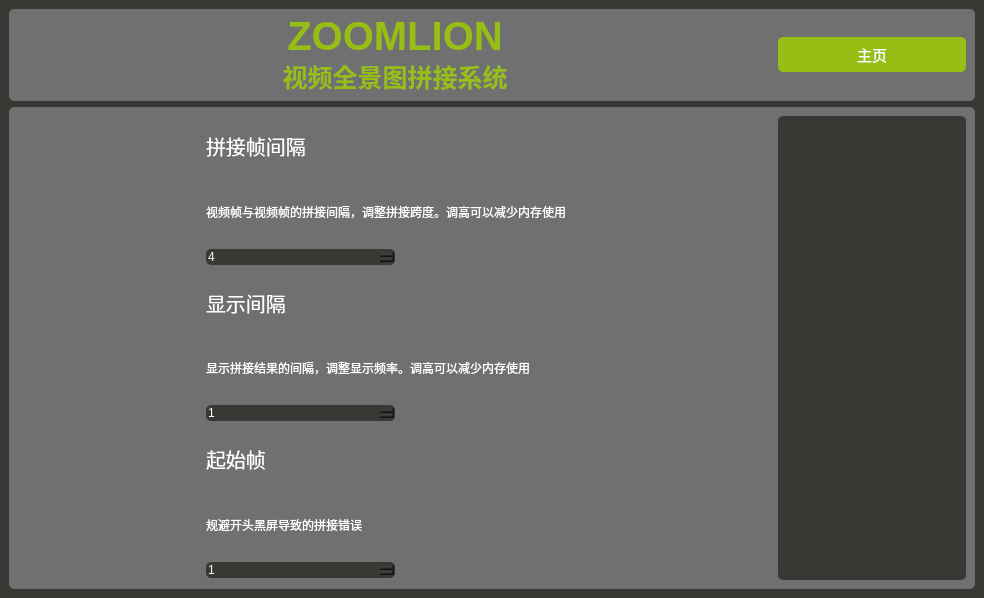
HenryTANG0520/Panorama_Stiching, file setting.ui: the form before one commit.
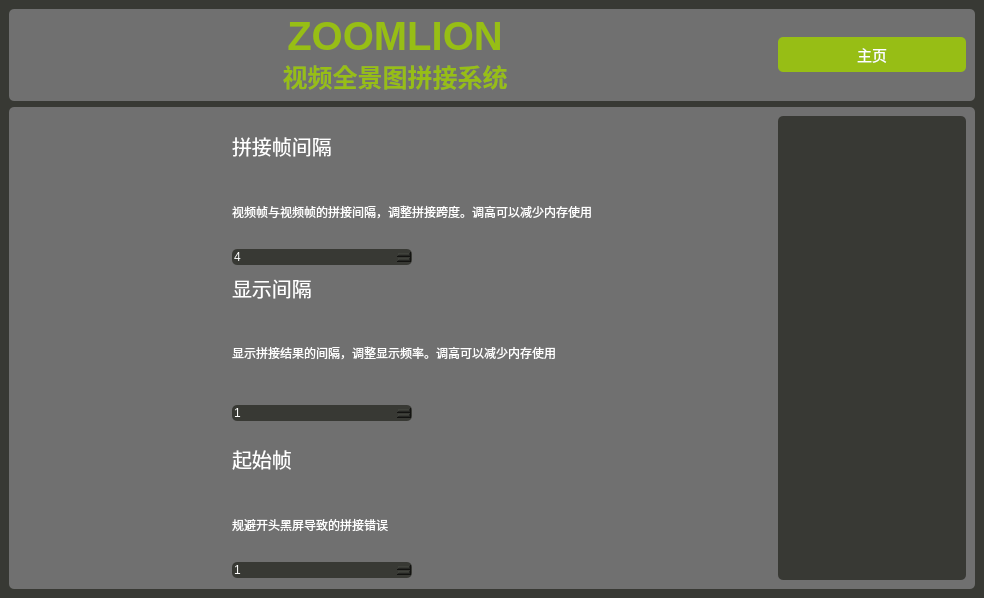
The form after the commit. Icons and pictures are not drawn.

Commit message: 更新了icon，现在设置页中有icon显示

The edit to the form file:
```diff
--- a/setting.ui
+++ b/setting.ui
@@ -140,7 +140,7 @@
       <property name="title">
        <string/>
       </property>
-      <layout class="QHBoxLayout" name="horizontalLayout_5" stretch="1,3,1">
+      <layout class="QHBoxLayout" name="horizontalLayout_8" stretch="1,3,1">
        <item>
         <spacer name="horizontalSpacer_3">
          <property name="orientation">
@@ -155,7 +155,36 @@
         </spacer>
        </item>
        <item>
-        <layout class="QVBoxLayout" name="setting_section">
+        <layout class="QVBoxLayout" name="verticalLayout_8">
+         <item>
+          <layout class="QHBoxLayout" name="horizontalLayout_2">
+           <item>
+            <layout class="QVBoxLayout" name="verticalLayout">
+             <item>
+              <widget class="QLabel" name="label">
+               <property name="text">
+                <string/>
+               </property>
+               <property name="pixmap">
+                <pixmap>icon/拼接icon.png</pixmap>
+               </property>
+              </widget>
+             </item>
+             <item>
+              <spacer name="verticalSpacer">
+               <property name="orientation">
+                <enum>Qt::Orientation::Vertical</enum>
+               </property>
+               <property name="sizeHint" stdset="0">
+                <size>
+                 <width>20</width>
+                 <height>40</height>
+                </size>
+               </property>
+              </spacer>
+             </item>
+            </layout>
+           </item>
          <item>
           <layout class="QVBoxLayout" name="section_1" stretch="1,1,2">
            <item>
@@ -201,8 +230,39 @@
            </item>
           </layout>
          </item>
+          </layout>
+         </item>
          <item>
-          <layout class="QVBoxLayout" name="section_2" stretch="1,1,2">
+          <layout class="QHBoxLayout" name="horizontalLayout_5">
+           <item>
+            <layout class="QVBoxLayout" name="verticalLayout_4">
+             <item>
+              <widget class="QLabel" name="label_2">
+               <property name="text">
+                <string/>
+               </property>
+               <property name="pixmap">
+                <pixmap>icon/显示间隔icon.png</pixmap>
+               </property>
+              </widget>
+             </item>
+             <item>
+              <spacer name="verticalSpacer_2">
+               <property name="orientation">
+                <enum>Qt::Orientation::Vertical</enum>
+               </property>
+               <property name="sizeHint" stdset="0">
+                <size>
+                 <width>20</width>
+                 <height>40</height>
+                </size>
+               </property>
+              </spacer>
+             </item>
+            </layout>
+           </item>
+           <item>
+            <layout class="QVBoxLayout" name="section_2" stretch="0,1,2">
            <item>
             <widget class="QLabel" name="heading_2">
              <property name="text">
@@ -255,8 +315,39 @@
            </item>
           </layout>
          </item>
+          </layout>
+         </item>
          <item>
-          <layout class="QVBoxLayout" name="section_3" stretch="1,1,2">
+          <layout class="QHBoxLayout" name="horizontalLayout_6">
+           <item>
+            <layout class="QVBoxLayout" name="verticalLayout_7">
+             <item>
+              <widget class="QLabel" name="label_5">
+               <property name="text">
+                <string/>
+               </property>
+               <property name="pixmap">
+                <pixmap>icon/输入icon.png</pixmap>
+               </property>
+              </widget>
+             </item>
+             <item>
+              <spacer name="verticalSpacer_3">
+               <property name="orientation">
+                <enum>Qt::Orientation::Vertical</enum>
+               </property>
+               <property name="sizeHint" stdset="0">
+                <size>
+                 <width>20</width>
+                 <height>40</height>
+                </size>
+               </property>
+              </spacer>
+             </item>
+            </layout>
+           </item>
+           <item>
+            <layout class="QVBoxLayout" name="section_3" stretch="0,0,2">
            <item>
             <widget class="QLabel" name="heading_3">
              <property name="text">
@@ -292,6 +383,8 @@
                 </size>
                </property>
               </spacer>
+               </item>
+              </layout>
              </item>
             </layout>
            </item>
```
Lines whose indentation alone changed are shown as unchanged. The commit also changes 1 other file.
